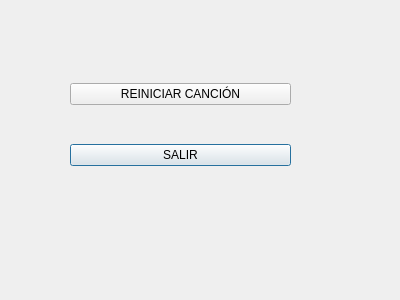
This is PausaDialog.ui in agc201-ua/EasyMusik as Qt 5 draws it before an edit. The edited form follows.
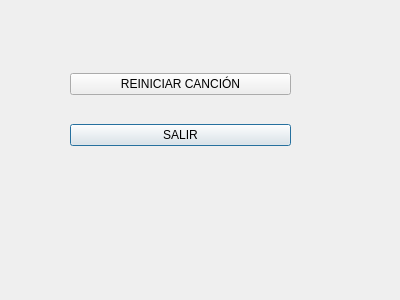
This is the edited form. Icons and pictures are not drawn.

Commit message: Se creo la clase base de datos para que haga todo el handeling de la conexion y el sacado de datos, se añadio una funcion que saca todas las canciones de la base de datos en un mapa de id - nombre de cancion, para posteriormente mostrarlo en en la ui

```diff
--- a/PausaDialog.ui
+++ b/PausaDialog.ui
@@ -19,7 +19,7 @@
      <x>70</x>
      <y>50</y>
      <width>221</width>
-     <height>151</height>
+     <height>121</height>
     </rect>
    </property>
    <layout class="QGridLayout" name="gridLayout">
```
Left out of the diff: 5 changed lines with no effect on the pictures. The commit also changes 6 other files.
